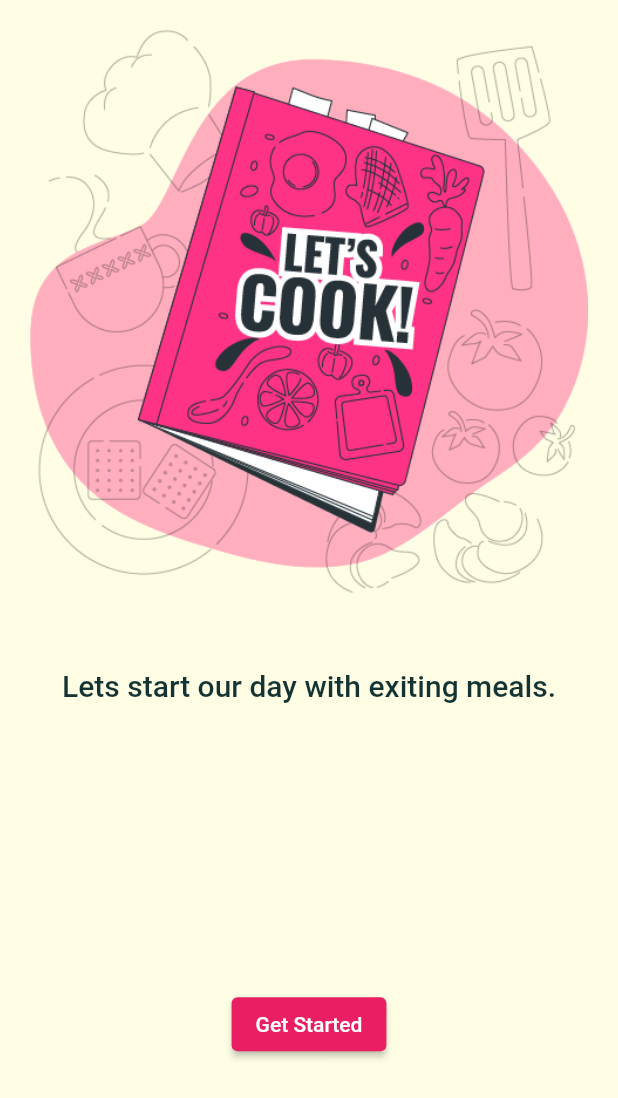
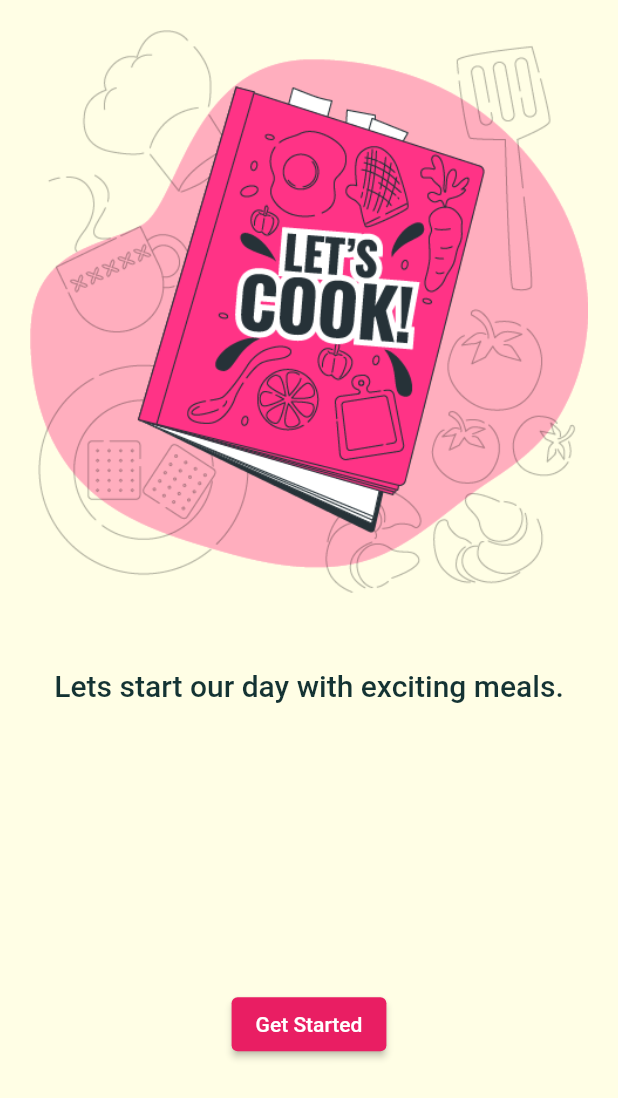
Before and after one commit to Ankit180898/food_reciepe_app, a Flutter app: the screen it shows after launch, on a phone screen of 412 x 824 dp. Shown: the top 1098 px of the screen. Run offline on Flutter 3.47's test engine with Material 2 defaults, Android fonts, the phone set to English and light mode, and no system bars.

```diff
--- a/lib/screens/splash_screen.dart
+++ b/lib/screens/splash_screen.dart
@@ -13,7 +13,7 @@ class SplashScreen extends StatelessWidget {
           children: <Widget>[
             Image.asset('assets/img/startscreenpic.png'),
             SizedBox(height: 50,),
-            Text('Lets start our day with exiting meals.',style: TextStyle(
+            Text('Lets start our day with exciting meals.',style: TextStyle(
               fontSize: 20,
               fontWeight: FontWeight.w500,
             ),),
```
